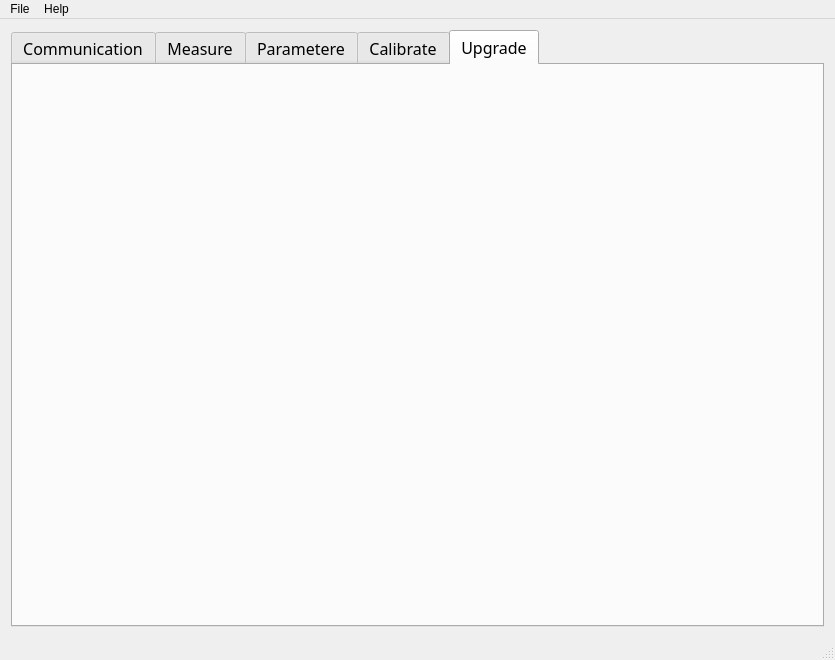
The window that mainwindow.ui (byteman/WFace) describes before a commit, drawn with Qt 5.
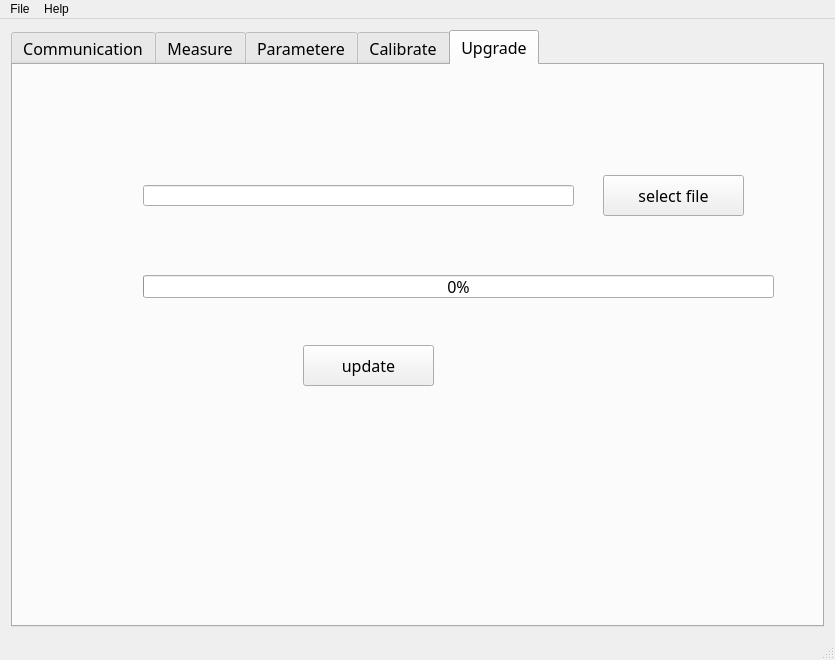
The same window after the commit. The open tabs and pages were chosen to show the change.

```diff
--- a/mainwindow.ui
+++ b/mainwindow.ui
@@ -1272,6 +1272,55 @@
        <attribute name="title">
         <string>Upgrade</string>
        </attribute>
+       <widget class="QPushButton" name="btnSelFile">
+        <property name="geometry">
+         <rect>
+          <x>590</x>
+          <y>110</y>
+          <width>141</width>
+          <height>41</height>
+         </rect>
+        </property>
+        <property name="text">
+         <string>select file</string>
+        </property>
+       </widget>
+       <widget class="QLineEdit" name="edtFile">
+        <property name="geometry">
+         <rect>
+          <x>130</x>
+          <y>120</y>
+          <width>431</width>
+          <height>21</height>
+         </rect>
+        </property>
+       </widget>
+       <widget class="QPushButton" name="btnUpdate">
+        <property name="geometry">
+         <rect>
+          <x>290</x>
+          <y>280</y>
+          <width>131</width>
+          <height>41</height>
+         </rect>
+        </property>
+        <property name="text">
+         <string>update</string>
+        </property>
+       </widget>
+       <widget class="QProgressBar" name="progressBar">
+        <property name="geometry">
+         <rect>
+          <x>130</x>
+          <y>210</y>
+          <width>631</width>
+          <height>23</height>
+         </rect>
+        </property>
+        <property name="value">
+         <number>0</number>
+        </property>
+       </widget>
       </widget>
      </widget>
     </item>
```
Left out of the diff: 4 changed lines with no effect on the pictures.
